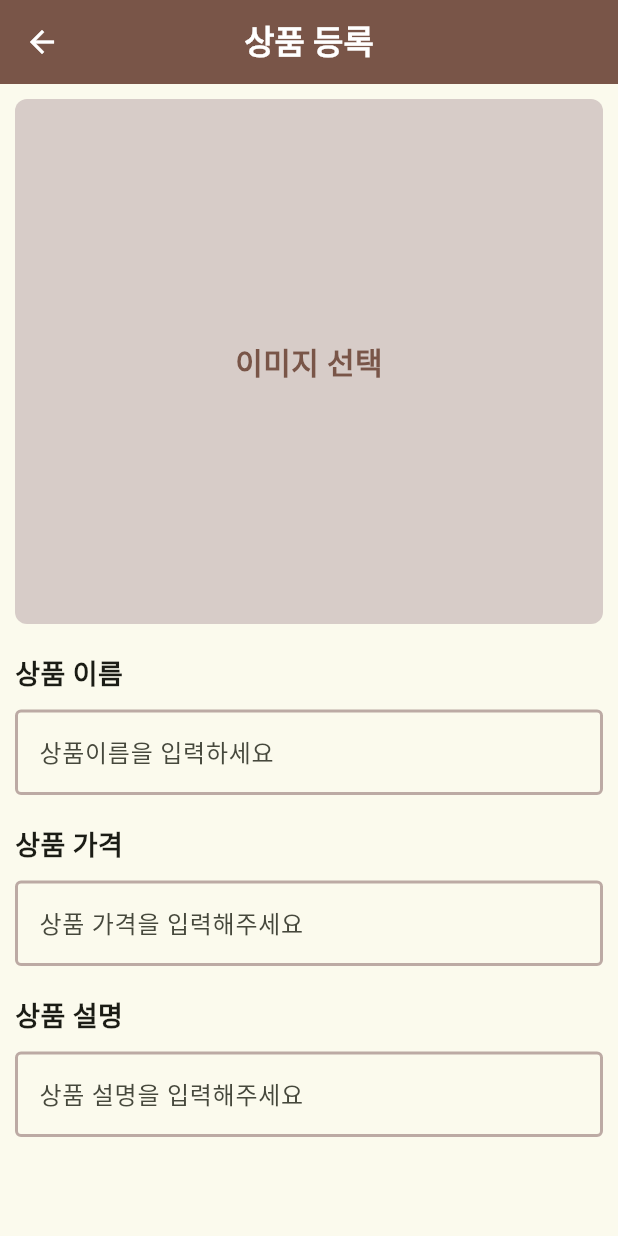
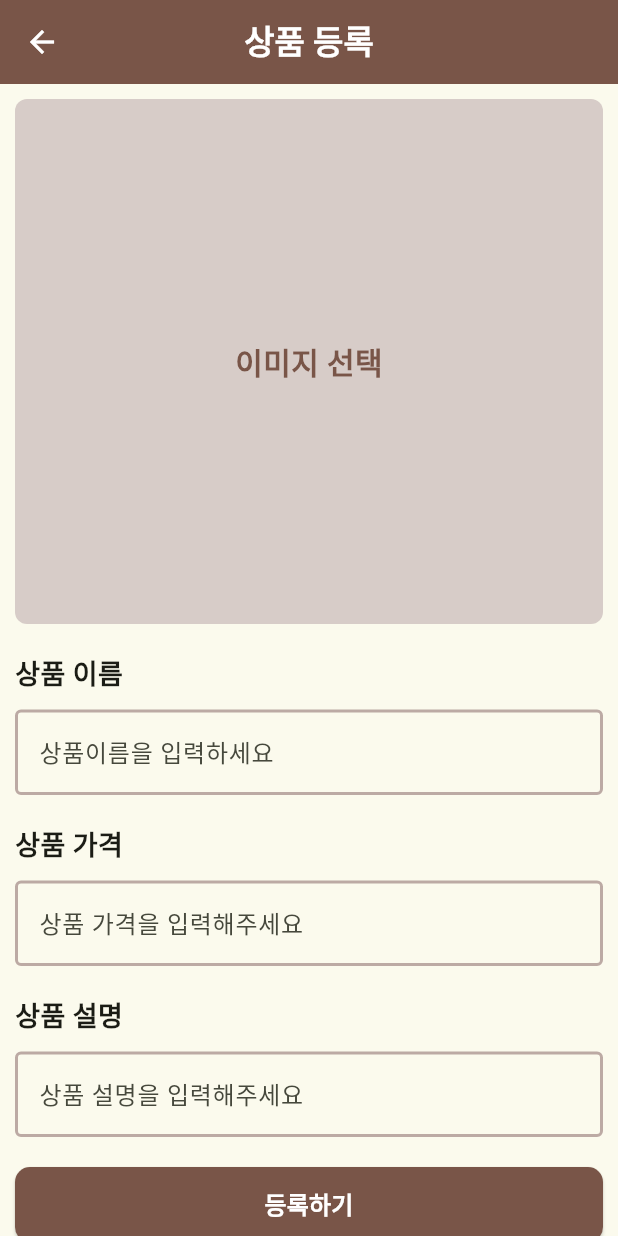
Before and after one commit to Anne9602/dark_horse_book_store, a Flutter app: the ProductAddPage screen opened directly, on a phone screen of 412 x 824 dp. Run offline on Flutter 3.47's test engine with Material 3 defaults, Android fonts, the phone set to English and light mode, and no system bars.

Commit message:
feat: 등록하기 버튼 레이아웃

```diff
--- a/lib/main.dart
+++ b/lib/main.dart
@@ -1,3 +1,4 @@
+import 'package:dark_horse_book_store/pages/cart_page/cart_page.dart';
 import 'package:flutter/material.dart';
 import 'package:dark_horse_book_store/pages/product_list_page/product_list_page.dart';
 
--- a/lib/pages/product_add_page/product_add_page.dart
+++ b/lib/pages/product_add_page/product_add_page.dart
@@ -1,6 +1,7 @@
 import 'package:dark_horse_book_store/common_widgets/appbar.dart';
 import 'package:flutter/material.dart';
 
+/// 상품 등록 페이지
 class ProductAddPage extends StatelessWidget {
   ProductAddPage({super.key});
 
@@ -38,7 +39,7 @@ class ProductAddPage extends StatelessWidget {
             ),
 
             SizedBox(height: 20),
-            //상품 이름 입력란
+            //1. 상품 이름 입력란
             Text(
               '상품 이름',
               style: TextStyle(fontSize: 18, fontWeight: FontWeight.bold),
@@ -50,7 +51,7 @@ class ProductAddPage extends StatelessWidget {
               TextInputAction.next,
             ),
             SizedBox(height: 20),
-            //성품 가격 입련란
+            //2. 성품 가격 입련란
             Text(
               '상품 가격',
               style: TextStyle(fontSize: 18, fontWeight: FontWeight.bold),
@@ -62,7 +63,7 @@ class ProductAddPage extends StatelessWidget {
               TextInputAction.next,
             ),
             SizedBox(height: 20),
-            //상품 설명 입력란
+            //3. 상품 설명 입력란
             Text(
               '상품 설명',
               style: TextStyle(fontSize: 18, fontWeight: FontWeight.bold),
@@ -73,13 +74,37 @@ class ProductAddPage extends StatelessWidget {
               '상품 설명을 입력해주세요',
               TextInputAction.done,
             ),
+
+            //등록버튼
+            SizedBox(height: 20),
+            SizedBox(
+              height: 50,
+              width: double.infinity,
+
+              child: ElevatedButton(
+                style: ElevatedButton.styleFrom(
+                  backgroundColor: Colors.brown,
+                  foregroundColor: Colors.white,
+                  shape: RoundedRectangleBorder(
+                    borderRadius: BorderRadius.circular(10),
+                  ),
+                ),
+                onPressed: () {
+                  //등록 버튼 누르기
+                },
+                child: Text(
+                  '등록하기',
+                  style: TextStyle(fontSize: 16, fontWeight: FontWeight.bold),
+                ),
+              ),
+            ),
           ],
         ),
       ),
     );
   }
 
-  //텍스트폼필드 매써드
+  //입력란 매서드
   TextFormField _textformField(
     controller,
     String hintText,
--- a/lib/pages/product_list_page/product_list_page.dart
+++ b/lib/pages/product_list_page/product_list_page.dart
@@ -5,6 +5,7 @@ import 'package:dark_horse_book_store/pages/product_add_page/product_add_page.da
 import 'package:dark_horse_book_store/pages/product_detail_page/product_detail_page.dart';
 import 'package:flutter/material.dart';
 
+/// 상품 목록 페이지
 class ProductListPage extends StatefulWidget {
   ProductListPage({super.key});
 
```
Also changed, not shown: lib/pages/cart_page/cart_page.dart (+32 -10 lines).
